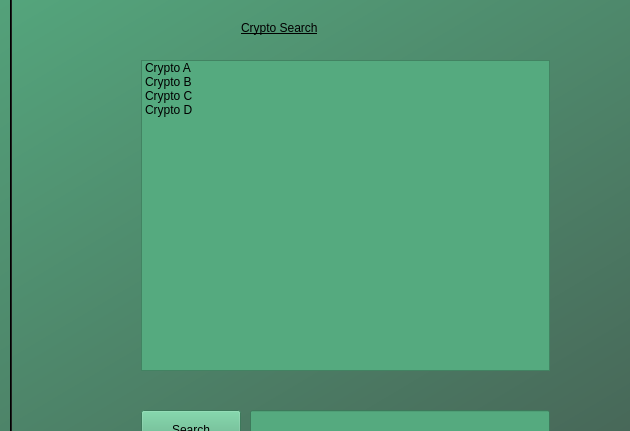
SushantKumarPandey/Crypto-Tradeing-App-with-fake-currency, file client/form.ui: the form before one commit; both pictures show x 0 to 630 and y 131 to 562 of the 1200 by 800 pixel window.
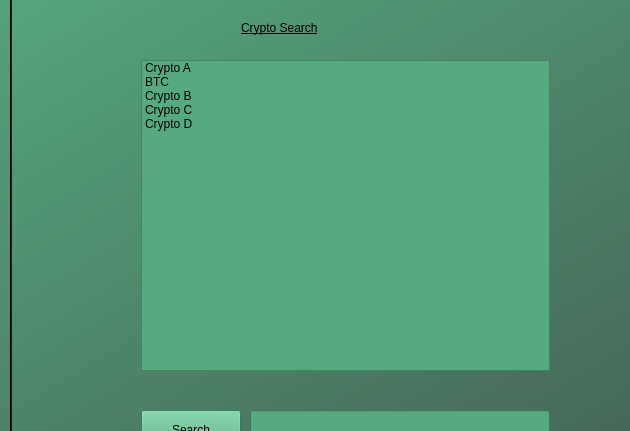
The form after the commit.

Commit message: feat: API Test

```diff
--- a/client/form.ui
+++ b/client/form.ui
@@ -285,6 +285,11 @@
          <string>Crypto A</string>
         </property>
        </item>
+       <item>
+        <property name="text">
+         <string>BTC</string>
+        </property>
+       </item>
        <item>
         <property name="text">
          <string>Crypto B</string>
```
The commit also changes 2 other files.
